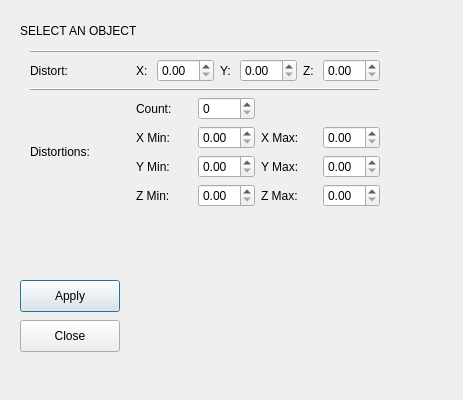
This is PlantGenerator/gui.ui in nMDaas/MayaPlugins as Qt 5 draws it before an edit. The edited form follows.
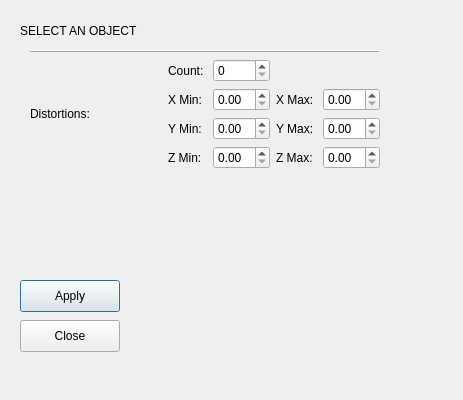
This is the edited form.

Commit message: deleted unused objects

Diff of the .ui file:
```diff
--- a/PlantGenerator/gui.ui
+++ b/PlantGenerator/gui.ui
@@ -42,65 +42,6 @@
 
             <layout class="QGridLayout" name="gridLayout">
 
-                <!-- row 0 -->
-
-                <!-- row 1 -->
-                <item row="1" column="0" colspan="2">
-                    <widget class="QFrame">
-                        <property name="frameShape">
-                            <enum>QFrame::HLine</enum>
-                        </property>
-                        <property name="frameShadow">
-                            <enum>QFrame::Raised</enum>
-                        </property>
-                    </widget>
-                </item>
-
-                <!-- row 2 -->
-                <item row="2" column="0">
-                    <widget class="QLabel" name="label_1">
-                        <property name="text">
-                            <string>Distort:</string>
-                        </property>
-                    </widget>
-                </item>
-                <item row="2" column="1">
-                    <layout class="QGridLayout" name="gridLayout_4" >
-                        <item row="0" column="0">
-                            <widget class="QLabel">
-                                <property name="text">
-                                    <string>X: </string>
-                                </property>
-                            </widget>
-                        </item>
-                        <item row="0" column="1">
-                            <widget class="QDoubleSpinBox" name="X_input"/>
-                        </item>
-
-                        <item row="0" column="2">
-                            <widget class="QLabel">
-                                <property name="text">
-                                    <string>Y: </string>
-                                </property>
-                            </widget>
-                        </item>
-                        <item row="0" column="3">
-                            <widget class="QDoubleSpinBox" name="Y_input"/>
-                        </item>
-
-                        <item row="0" column="4">
-                            <widget class="QLabel">
-                                <property name="text">
-                                    <string>Z: </string>
-                                </property>
-                            </widget>
-                        </item>
-                        <item row="0" column="5">
-                            <widget class="QDoubleSpinBox" name="Z_input"/>
-                        </item>
-                    </layout>
-                </item>
-
                 <!-- row 3 -->
                 <item row="3" column="0" colspan="2">
                     <widget class="QFrame">
```
The commit also changes 1 other file.
